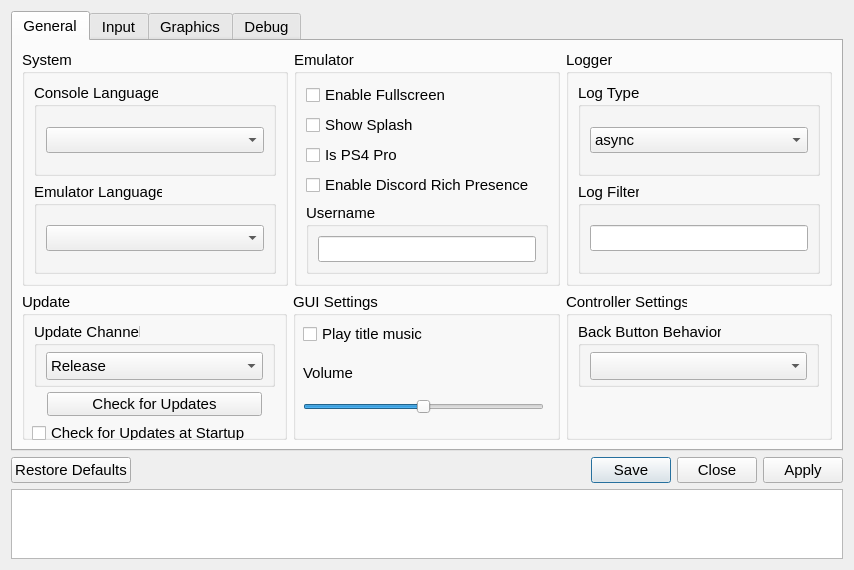
Old version of the form src/qt_gui/settings_dialog.ui in the repository ei-akulxx/shadPS4.
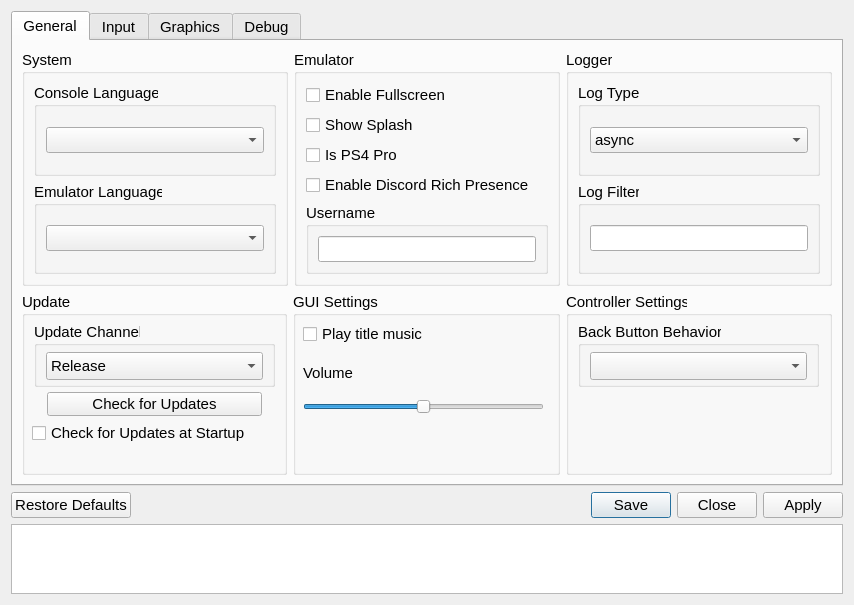
New version of the form. The open tabs and pages were chosen to show the change. Icons and pictures are not drawn.

Diff of the .ui file:
```diff
--- a/src/qt_gui/settings_dialog.ui
+++ b/src/qt_gui/settings_dialog.ui
@@ -12,7 +12,7 @@
     <x>0</x>
     <y>0</y>
     <width>854</width>
-    <height>570</height>
+    <height>605</height>
    </rect>
   </property>
   <property name="sizePolicy">
```
Left out of the diff: 2 changed lines with no effect on the pictures.
